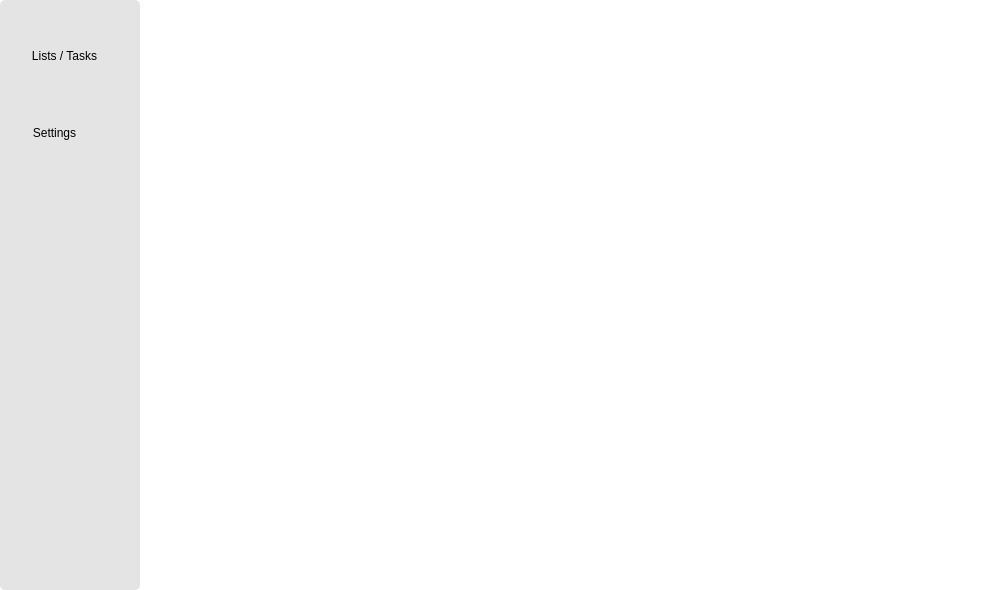
Above: src/tasks.ui from Matin-Ardestani/ToDo-List before the change. Below: the same form after it.
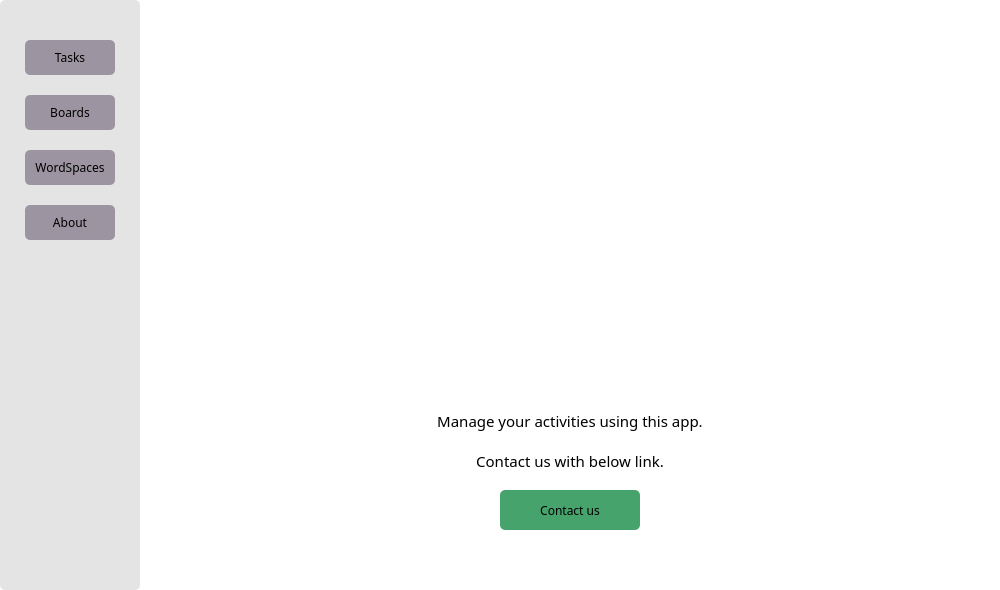
That is the form after the change. Icons and pictures are not drawn.

```diff
--- a/src/tasks.ui
+++ b/src/tasks.ui
@@ -35,36 +35,265 @@
     <property name="frameShadow">
      <enum>QFrame::Raised</enum>
     </property>
-    <widget class="QPushButton" name="pushButton">
+    <widget class="QPushButton" name="btn_about">
      <property name="geometry">
       <rect>
-       <x>20</x>
+       <x>25</x>
+       <y>205</y>
+       <width>90</width>
+       <height>35</height>
+      </rect>
+     </property>
+     <property name="font">
+      <font>
+       <family>Sans Serif</family>
+       <pointsize>9</pointsize>
+      </font>
+     </property>
+     <property name="cursor">
+      <cursorShape>PointingHandCursor</cursorShape>
+     </property>
+     <property name="styleSheet">
+      <string notr="true">background-color: #9C95A1; border-radius: 5px;</string>
+     </property>
+     <property name="text">
+      <string>About</string>
+     </property>
+    </widget>
+    <widget class="QPushButton" name="btn_workspaces">
+     <property name="geometry">
+      <rect>
+       <x>25</x>
+       <y>150</y>
+       <width>90</width>
+       <height>35</height>
+      </rect>
+     </property>
+     <property name="font">
+      <font>
+       <family>Sans Serif</family>
+       <pointsize>9</pointsize>
+      </font>
+     </property>
+     <property name="cursor">
+      <cursorShape>PointingHandCursor</cursorShape>
+     </property>
+     <property name="styleSheet">
+      <string notr="true">background-color: #9C95A1; border-radius: 5px;</string>
+     </property>
+     <property name="text">
+      <string>WordSpaces</string>
+     </property>
+    </widget>
+    <widget class="QPushButton" name="btn_boards">
+     <property name="geometry">
+      <rect>
+       <x>25</x>
+       <y>95</y>
+       <width>90</width>
+       <height>35</height>
+      </rect>
+     </property>
+     <property name="font">
+      <font>
+       <family>Sans Serif</family>
+       <pointsize>9</pointsize>
+      </font>
+     </property>
+     <property name="cursor">
+      <cursorShape>PointingHandCursor</cursorShape>
+     </property>
+     <property name="styleSheet">
+      <string notr="true">background-color: #9C95A1; border-radius: 5px;</string>
+     </property>
+     <property name="text">
+      <string>Boards</string>
+     </property>
+    </widget>
+    <widget class="QPushButton" name="btn_Tasks">
+     <property name="geometry">
+      <rect>
+       <x>25</x>
        <y>40</y>
-       <width>89</width>
-       <height>31</height>
+       <width>90</width>
+       <height>35</height>
       </rect>
      </property>
-     <property name="toolTip">
-      <string>&lt;html&gt;&lt;head/&gt;&lt;body&gt;&lt;p&gt;Lists &amp;amp; Tasks&lt;/p&gt;&lt;/body&gt;&lt;/html&gt;</string>
+     <property name="font">
+      <font>
+       <family>Sans Serif</family>
+       <pointsize>9</pointsize>
+      </font>
+     </property>
+     <property name="cursor">
+      <cursorShape>PointingHandCursor</cursorShape>
+     </property>
+     <property name="styleSheet">
+      <string notr="true">background-color: #9C95A1; border-radius: 5px;</string>
      </property>
      <property name="text">
-      <string>Lists / Tasks</string>
+      <string>Tasks</string>
      </property>
     </widget>
-    <widget class="QPushButton" name="pushButton_2">
+    <widget class="QLabel" name="sidebar_photo">
      <property name="geometry">
       <rect>
        <x>10</x>
-       <y>120</y>
-       <width>89</width>
-       <height>25</height>
+       <y>390</y>
+       <width>120</width>
+       <height>120</height>
       </rect>
      </property>
      <property name="text">
-      <string>Settings</string>
+      <string/>
      </property>
     </widget>
    </widget>
+   <widget class="QStackedWidget" name="stackedWidget">
+    <property name="geometry">
+     <rect>
+      <x>150</x>
+      <y>20</y>
+      <width>840</width>
+      <height>560</height>
+     </rect>
+    </property>
+    <property name="currentIndex">
+     <number>1</number>
+    </property>
+    <widget class="QWidget" name="page_tasks"/>
+    <widget class="QWidget" name="page_about">
+     <widget class="QLabel" name="label">
+      <property name="geometry">
+       <rect>
+        <x>195</x>
+        <y>10</y>
+        <width>450</width>
+        <height>350</height>
+       </rect>
+      </property>
+      <property name="text">
+       <string/>
+      </property>
+      <property name="pixmap">
+       <pixmap>../img/a photot.jpg</pixmap>
+      </property>
+      <property name="scaledContents">
+       <bool>true</bool>
+      </property>
+     </widget>
+     <widget class="QLabel" name="label_2">
+      <property name="geometry">
+       <rect>
+        <x>0</x>
+        <y>380</y>
+        <width>840</width>
+        <height>81</height>
+       </rect>
+      </property>
+      <property name="font">
+       <font>
+        <family>Sans Serif</family>
+        <pointsize>11</pointsize>
+       </font>
+      </property>
+      <property name="toolTip">
+       <string>&lt;html&gt;&lt;head/&gt;&lt;body&gt;&lt;p&gt;Manage your activities using this app.&lt;/p&gt;&lt;/body&gt;&lt;/html&gt;</string>
+      </property>
+      <property name="text">
+       <string>Manage your activities using this app.
+
+Contact us with below link.</string>
+      </property>
+      <property name="alignment">
+       <set>Qt::AlignCenter</set>
+      </property>
+     </widget>
+     <widget class="QPushButton" name="pushButton">
+      <property name="geometry">
+       <rect>
+        <x>350</x>
+        <y>470</y>
+        <width>140</width>
+        <height>40</height>
+       </rect>
+      </property>
+      <property name="font">
+       <font>
+        <family>Sans Serif</family>
+        <pointsize>9</pointsize>
+       </font>
+      </property>
+      <property name="cursor">
+       <cursorShape>PointingHandCursor</cursorShape>
+      </property>
+      <property name="styleSheet">
+       <string notr="true">background-color: #47A36C; border-radius: 5px;</string>
+      </property>
+      <property name="text">
+       <string>Contact us</string>
+      </property>
+     </widget>
+    </widget>
+   </widget>
+   <widget class="QPushButton" name="btn_close">
+    <property name="geometry">
+     <rect>
+      <x>965</x>
+      <y>10</y>
+      <width>25</width>
+      <height>25</height>
+     </rect>
+    </property>
+    <property name="cursor">
+     <cursorShape>PointingHandCursor</cursorShape>
+    </property>
+    <property name="styleSheet">
+     <string notr="true">background-color: #fff;</string>
+    </property>
+    <property name="text">
+     <string/>
+    </property>
+    <property name="icon">
+     <iconset>
+      <normaloff>../img/close.png</normaloff>../img/close.png</iconset>
+    </property>
+    <property name="iconSize">
+     <size>
+      <width>20</width>
+      <height>20</height>
+     </size>
+    </property>
+   </widget>
+   <widget class="QPushButton" name="btn_minimize">
+    <property name="geometry">
+     <rect>
+      <x>935</x>
+      <y>10</y>
+      <width>25</width>
+      <height>25</height>
+     </rect>
+    </property>
+    <property name="cursor">
+     <cursorShape>PointingHandCursor</cursorShape>
+    </property>
+    <property name="styleSheet">
+     <string notr="true">background-color: #fff;</string>
+    </property>
+    <property name="text">
+     <string/>
+    </property>
+    <property name="icon">
+     <iconset>
+      <normaloff>../img/minimize.png</normaloff>../img/minimize.png</iconset>
+    </property>
+    <property name="iconSize">
+     <size>
+      <width>20</width>
+      <height>20</height>
+     </size>
+    </property>
+   </widget>
   </widget>
  </widget>
  <resources/>
```
Left out of the diff: 43 changed lines with no effect on the pictures.
